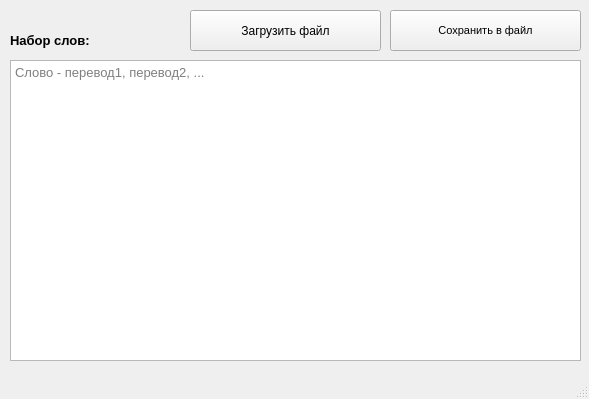
Qt form startWindow.ui (OOLMrStone/project-1535-10) before a commit.
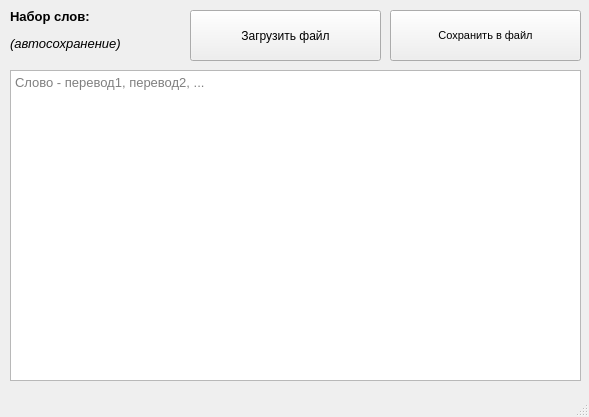
The same form after that commit.

The edit to the form file:
```diff
--- a/startWindow.ui
+++ b/startWindow.ui
@@ -7,7 +7,7 @@
     <x>0</x>
     <y>0</y>
     <width>589</width>
-    <height>399</height>
+    <height>417</height>
    </rect>
   </property>
   <property name="windowTitle">
@@ -20,7 +20,7 @@
       <x>190</x>
       <y>10</y>
       <width>191</width>
-      <height>41</height>
+      <height>51</height>
      </rect>
     </property>
     <property name="text">
@@ -31,9 +31,9 @@
     <property name="geometry">
      <rect>
       <x>10</x>
-      <y>60</y>
+      <y>70</y>
       <width>571</width>
-      <height>301</height>
+      <height>311</height>
      </rect>
     </property>
     <property name="font">
@@ -52,9 +52,9 @@
     <property name="geometry">
      <rect>
       <x>10</x>
-      <y>20</y>
+      <y>0</y>
       <width>171</width>
-      <height>41</height>
+      <height>61</height>
      </rect>
     </property>
     <property name="font">
@@ -63,7 +63,7 @@
      </font>
     </property>
     <property name="text">
-     <string>&lt;html&gt;&lt;head/&gt;&lt;body&gt;&lt;p&gt;&lt;span style=&quot; font-weight:600;&quot;&gt;Набор слов:&lt;/span&gt;&lt;/p&gt;&lt;/body&gt;&lt;/html&gt;</string>
+     <string>&lt;html&gt;&lt;head/&gt;&lt;body&gt;&lt;p&gt;&lt;span style=&quot; font-weight:600;&quot;&gt;Набор слов:&lt;/span&gt;&lt;/p&gt;&lt;p&gt;&lt;span style=&quot; font-style:italic;&quot;&gt;(автосохранение)&lt;/span&gt;&lt;/p&gt;&lt;/body&gt;&lt;/html&gt;</string>
     </property>
    </widget>
    <widget class="QPushButton" name="saveFileBtn">
@@ -72,7 +72,7 @@
       <x>390</x>
       <y>10</y>
       <width>191</width>
-      <height>41</height>
+      <height>51</height>
      </rect>
     </property>
     <property name="font">
```
